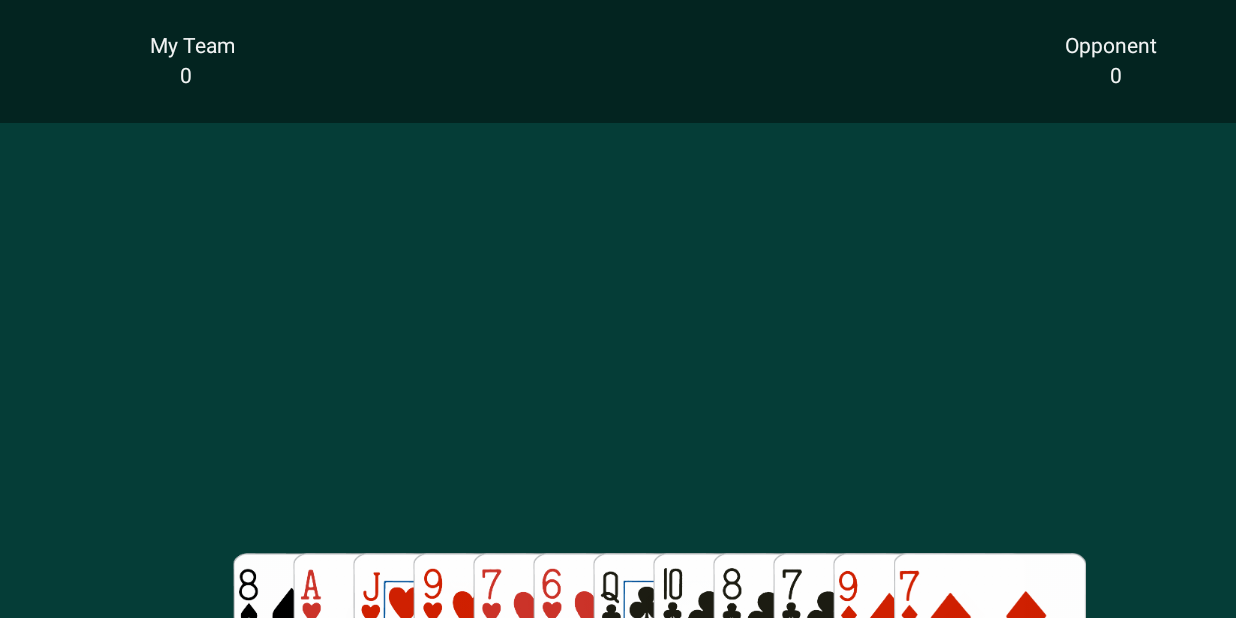
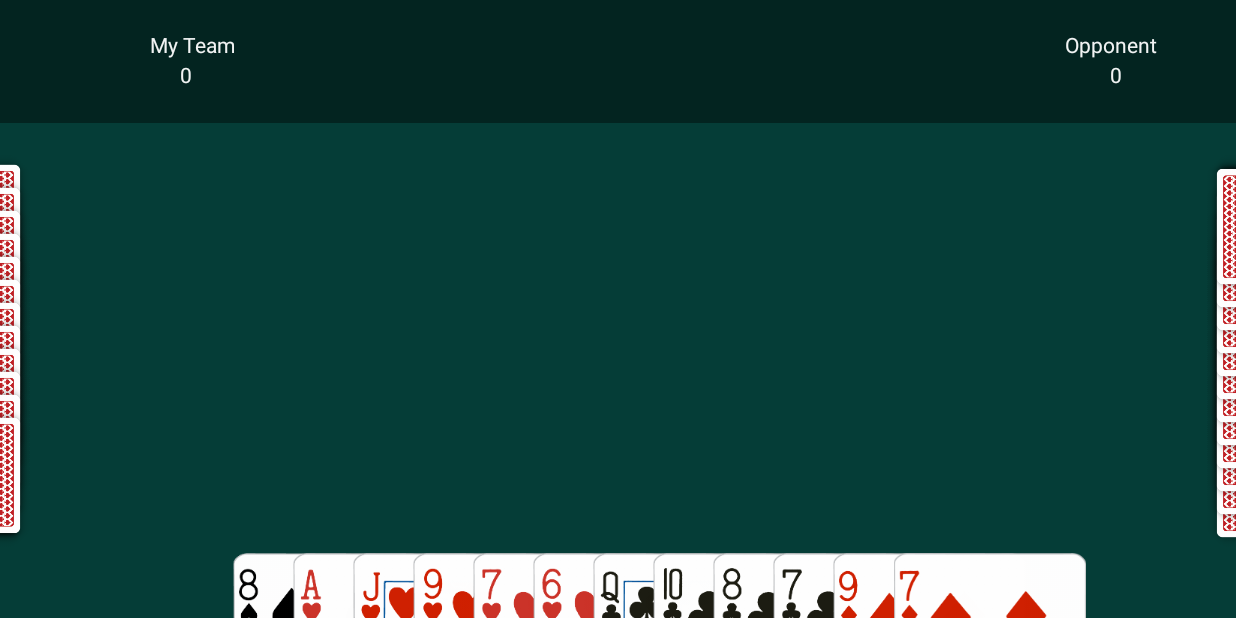
Before and after one commit to thisaldesilva/Hath_Wasi, an Android app: the game_page screen opened directly, with no data from a screen before it, on a phone screen of 824 x 412 dp (held sideways). Run offline under Robolectric (Android 15) with nearby library versions, the phone set to English and light mode, and no system bars.

Commit message:
Com Player 1 & 2 cards layout changed

```diff
--- a/app/src/main/res/layout/game_page.xml
+++ b/app/src/main/res/layout/game_page.xml
@@ -76,7 +76,7 @@
         android:id="@+id/comPlayer2Card1"
         android:layout_width="100dp"
         android:layout_height="135dp"
-        android:layout_marginStart="800dp"
+        android:layout_marginStart="750dp"
         android:layout_marginTop="15dp"
         android:rotation="-90"
         app:layout_constraintStart_toStartOf="parent"
@@ -87,7 +87,7 @@
         android:id="@+id/comPlayer2Card2"
         android:layout_width="100dp"
         android:layout_height="135dp"
-        android:layout_marginStart="800dp"
+        android:layout_marginStart="750dp"
         android:layout_marginTop="15dp"
         android:rotation="-90"
         app:layout_constraintStart_toStartOf="parent"
@@ -98,7 +98,7 @@
         android:id="@+id/comPlayer2Card3"
         android:layout_width="100dp"
         android:layout_height="135dp"
-        android:layout_marginStart="800dp"
+        android:layout_marginStart="750dp"
         android:layout_marginTop="15dp"
         android:rotation="-90"
         app:layout_constraintStart_toStartOf="parent"
@@ -109,7 +109,7 @@
         android:id="@+id/comPlayer2Card4"
         android:layout_width="100dp"
         android:layout_height="135dp"
-        android:layout_marginStart="800dp"
+        android:layout_marginStart="750dp"
         android:layout_marginTop="15dp"
         android:rotation="-90"
         app:layout_constraintStart_toStartOf="parent"
@@ -120,7 +120,7 @@
         android:id="@+id/comPlayer2Card5"
         android:layout_width="100dp"
         android:layout_height="135dp"
-        android:layout_marginStart="800dp"
+        android:layout_marginStart="750dp"
         android:layout_marginTop="15dp"
         android:adjustViewBounds="false"
         android:rotation="-90"
@@ -132,7 +132,7 @@
         android:id="@+id/comPlayer2Card6"
         android:layout_width="100dp"
         android:layout_height="135dp"
-        android:layout_marginStart="800dp"
+        android:layout_marginStart="750dp"
         android:layout_marginTop="15dp"
         android:rotation="-90"
         app:layout_constraintStart_toStartOf="parent"
@@ -143,7 +143,7 @@
         android:id="@+id/comPlayer2Card7"
         android:layout_width="100dp"
         android:layout_height="135dp"
-        android:layout_marginStart="800dp"
+        android:layout_marginStart="750dp"
         android:layout_marginTop="15dp"
         android:adjustViewBounds="false"
         android:rotation="-90"
@@ -155,7 +155,7 @@
         android:id="@+id/comPlayer2Card8"
         android:layout_width="100dp"
         android:layout_height="135dp"
-        android:layout_marginStart="800dp"
+        android:layout_marginStart="750dp"
         android:layout_marginTop="15dp"
         android:adjustViewBounds="false"
         android:rotation="-90"
@@ -167,7 +167,7 @@
         android:id="@+id/comPlayer2Card9"
         android:layout_width="100dp"
         android:layout_height="135dp"
-        android:layout_marginStart="800dp"
+        android:layout_marginStart="750dp"
         android:layout_marginTop="15dp"
         android:rotation="-90"
         app:layout_constraintStart_toStartOf="parent"
@@ -178,7 +178,7 @@
         android:id="@+id/comPlayer2Card10"
         android:layout_width="100dp"
         android:layout_height="135dp"
-        android:layout_marginStart="800dp"
+        android:layout_marginStart="750dp"
         android:layout_marginTop="15dp"
         android:rotation="-90"
         app:layout_constraintStart_toStartOf="parent"
@@ -189,7 +189,7 @@
         android:id="@+id/comPlayer2Card11"
         android:layout_width="100dp"
         android:layout_height="135dp"
-        android:layout_marginStart="800dp"
+        android:layout_marginStart="750dp"
         android:layout_marginTop="15dp"
         android:rotation="-90"
         app:layout_constraintStart_toStartOf="parent"
@@ -200,7 +200,7 @@
         android:id="@+id/comPlayer2Card12"
         android:layout_width="100dp"
         android:layout_height="135dp"
-        android:layout_marginStart="800dp"
+        android:layout_marginStart="750dp"
         android:rotation="-90"
         app:layout_constraintStart_toStartOf="parent"
         app:layout_constraintTop_toBottomOf="@+id/frameLayout"
@@ -362,7 +362,7 @@
         android:id="@+id/comPlayer1Card1"
         android:layout_width="100dp"
         android:layout_height="135dp"
-        android:layout_marginEnd="800dp"
+        android:layout_marginEnd="750dp"
         android:adjustViewBounds="false"
         android:rotation="90"
         app:layout_constraintEnd_toEndOf="parent"
@@ -374,7 +374,7 @@
         android:layout_width="100dp"
         android:layout_height="135dp"
         android:layout_marginTop="15dp"
-        android:layout_marginEnd="800dp"
+        android:layout_marginEnd="750dp"
         android:rotation="90"
         app:layout_constraintEnd_toEndOf="parent"
         app:layout_constraintTop_toTopOf="@+id/comPlayer1Card1"
@@ -385,7 +385,7 @@
         android:layout_width="100dp"
         android:layout_height="135dp"
         android:layout_marginTop="15dp"
-        android:layout_marginEnd="800dp"
+        android:layout_marginEnd="750dp"
         android:rotation="90"
         app:layout_constraintEnd_toEndOf="parent"
         app:layout_constraintTop_toTopOf="@+id/comPlayer1Card2"
@@ -396,7 +396,7 @@
         android:layout_width="100dp"
         android:layout_height="135dp"
         android:layout_marginTop="15dp"
-        android:layout_marginEnd="800dp"
+        android:layout_marginEnd="750dp"
         android:rotation="90"
         app:layout_constraintEnd_toEndOf="parent"
         app:layout_constraintTop_toTopOf="@+id/comPlayer1Card3"
@@ -407,7 +407,7 @@
         android:layout_width="100dp"
         android:layout_height="135dp"
         android:layout_marginTop="15dp"
-        android:layout_marginEnd="800dp"
+        android:layout_marginEnd="750dp"
         android:rotation="90"
         app:layout_constraintEnd_toEndOf="parent"
         app:layout_constraintTop_toTopOf="@+id/comPlayer1Card4"
@@ -418,7 +418,7 @@
         android:layout_width="100dp"
         android:layout_height="135dp"
         android:layout_marginTop="15dp"
-        android:layout_marginEnd="800dp"
+        android:layout_marginEnd="750dp"
         android:rotation="90"
         app:layout_constraintEnd_toEndOf="parent"
         app:layout_constraintTop_toTopOf="@+id/comPlayer1Card5"
@@ -429,7 +429,7 @@
         android:layout_width="100dp"
         android:layout_height="135dp"
         android:layout_marginTop="15dp"
-        android:layout_marginEnd="800dp"
+        android:layout_marginEnd="750dp"
         android:adjustViewBounds="false"
         android:rotation="90"
         app:layout_constraintEnd_toEndOf="parent"
@@ -441,7 +441,7 @@
         android:layout_width="100dp"
         android:layout_height="135dp"
         android:layout_marginTop="15dp"
-        android:layout_marginEnd="800dp"
+        android:layout_marginEnd="750dp"
         android:rotation="90"
         app:layout_constraintEnd_toEndOf="parent"
         app:layout_constraintTop_toTopOf="@+id/comPlayer1Card7"
@@ -452,7 +452,7 @@
         android:layout_width="100dp"
         android:layout_height="135dp"
         android:layout_marginTop="15dp"
-        android:layout_marginEnd="800dp"
+        android:layout_marginEnd="750dp"
         android:rotation="90"
         app:layout_constraintEnd_toEndOf="parent"
         app:layout_constraintTop_toTopOf="@+id/comPlayer1Card8"
@@ -463,7 +463,7 @@
         android:layout_width="100dp"
         android:layout_height="135dp"
         android:layout_marginTop="15dp"
-        android:layout_marginEnd="800dp"
+        android:layout_marginEnd="750dp"
         android:rotation="90"
         app:layout_constraintEnd_toEndOf="parent"
         app:layout_constraintTop_toTopOf="@+id/comPlayer1Card9"
@@ -474,7 +474,7 @@
         android:layout_width="100dp"
         android:layout_height="135dp"
         android:layout_marginTop="15dp"
-        android:layout_marginEnd="800dp"
+        android:layout_marginEnd="750dp"
         android:adjustViewBounds="false"
         android:rotation="90"
         app:layout_constraintEnd_toEndOf="parent"
@@ -486,7 +486,7 @@
         android:layout_width="100dp"
         android:layout_height="135dp"
         android:layout_marginTop="15dp"
-        android:layout_marginEnd="800dp"
+        android:layout_marginEnd="750dp"
         android:rotation="90"
         app:layout_constraintEnd_toEndOf="parent"
         app:layout_constraintTop_toTopOf="@+id/comPlayer1Card11"
```
